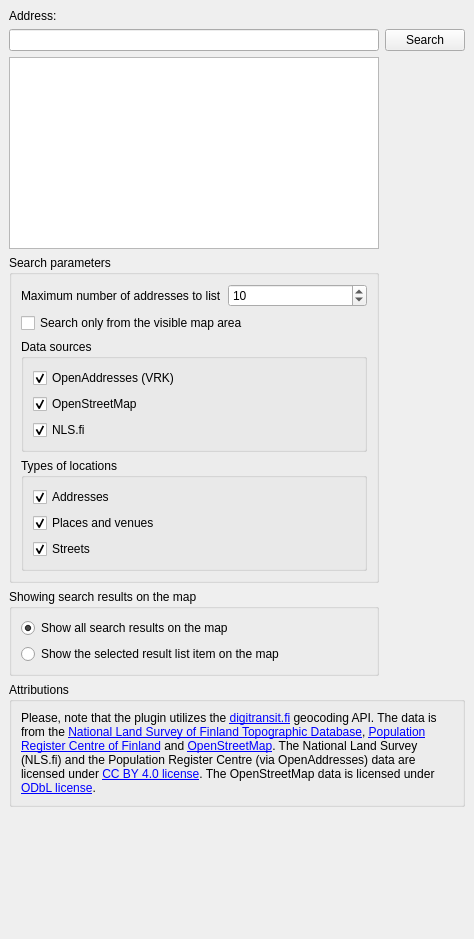
The window that digitransit_geocoder_dockwidget_base.ui (GispoCoding/QGISDigitransitGeocoding) describes before a commit, drawn with Qt 5.
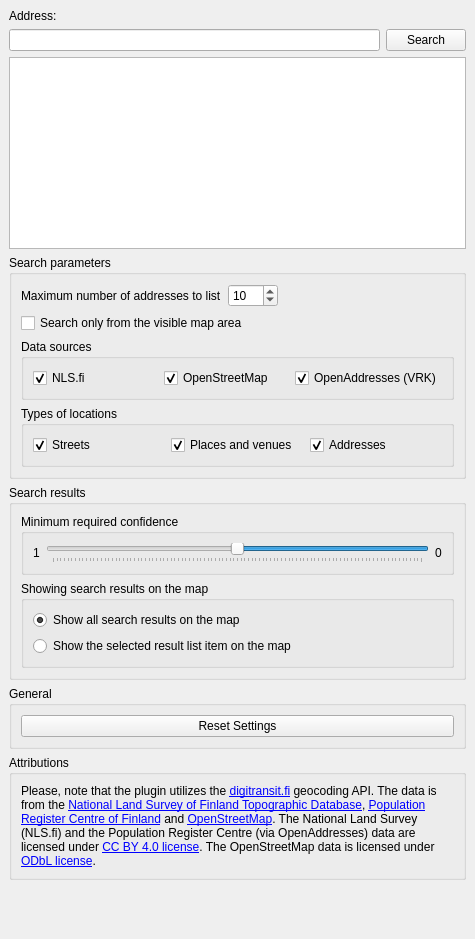
The same window after the commit.

Commit message: Add confidence setting and save the settings to the QGIS settings

The edit to the form file:
```diff
--- a/digitransit_geocoder_dockwidget_base.ui
+++ b/digitransit_geocoder_dockwidget_base.ui
@@ -6,7 +6,7 @@
    <rect>
     <x>0</x>
     <y>0</y>
-    <width>474</width>
+    <width>475</width>
     <height>939</height>
    </rect>
   </property>
@@ -24,20 +24,10 @@
         </property>
        </widget>
       </item>
-      <item row="1" column="1">
-       <widget class="QPushButton" name="pushButtonSearch">
-        <property name="text">
-         <string>Search</string>
-        </property>
-       </widget>
-      </item>
-      <item row="2" column="0">
+      <item row="6" column="0">
        <widget class="QListWidget" name="listWidgetGeocodingResults"/>
       </item>
-      <item row="1" column="0">
-       <widget class="QLineEdit" name="lineEditAddress"/>
-      </item>
-      <item row="3" column="0">
+      <item row="7" column="0">
        <widget class="QGroupBox" name="groupBox_2">
         <property name="title">
          <string>Search parameters</string>
@@ -54,11 +44,23 @@
            </item>
            <item row="0" column="1">
             <widget class="QSpinBox" name="spinBoxMaxResults">
+             <property name="sizePolicy">
+              <sizepolicy hsizetype="Preferred" vsizetype="Fixed">
+               <horstretch>0</horstretch>
+               <verstretch>0</verstretch>
+              </sizepolicy>
+             </property>
+             <property name="maximumSize">
+              <size>
+               <width>50</width>
+               <height>16777215</height>
+              </size>
+             </property>
              <property name="minimum">
               <number>1</number>
              </property>
              <property name="maximum">
-              <number>99</number>
+              <number>40</number>
              </property>
              <property name="value">
               <number>10</number>
@@ -79,27 +81,7 @@
            <property name="title">
             <string>Data sources</string>
            </property>
-           <layout class="QVBoxLayout" name="verticalLayout_3">
-            <item>
-             <widget class="QCheckBox" name="checkBoxOA">
-              <property name="text">
-               <string>OpenAddresses (VRK)</string>
-              </property>
-              <property name="checked">
-               <bool>true</bool>
-              </property>
-             </widget>
-            </item>
-            <item>
-             <widget class="QCheckBox" name="checkBoxOSM">
-              <property name="text">
-               <string>OpenStreetMap</string>
-              </property>
-              <property name="checked">
-               <bool>true</bool>
-              </property>
-             </widget>
-            </item>
+           <layout class="QHBoxLayout" name="horizontalLayout">
             <item>
              <widget class="QCheckBox" name="checkBoxNLS">
               <property name="text">
@@ -110,6 +92,26 @@
               </property>
              </widget>
             </item>
+            <item>
+             <widget class="QCheckBox" name="checkBoxOSM">
+              <property name="text">
+               <string>OpenStreetMap</string>
+              </property>
+              <property name="checked">
+               <bool>true</bool>
+              </property>
+             </widget>
+            </item>
+            <item>
+             <widget class="QCheckBox" name="checkBoxOA">
+              <property name="text">
+               <string>OpenAddresses (VRK)</string>
+              </property>
+              <property name="checked">
+               <bool>true</bool>
+              </property>
+             </widget>
+            </item>
            </layout>
           </widget>
          </item>
@@ -118,27 +120,7 @@
            <property name="title">
             <string>Types of locations</string>
            </property>
-           <layout class="QVBoxLayout" name="verticalLayout_4">
-            <item>
-             <widget class="QCheckBox" name="checkBoxSearchAddress">
-              <property name="text">
-               <string>Addresses</string>
-              </property>
-              <property name="checked">
-               <bool>true</bool>
-              </property>
-             </widget>
-            </item>
-            <item>
-             <widget class="QCheckBox" name="checkBoxSearchVenue">
-              <property name="text">
-               <string>Places and venues</string>
-              </property>
-              <property name="checked">
-               <bool>true</bool>
-              </property>
-             </widget>
-            </item>
+           <layout class="QHBoxLayout" name="horizontalLayout_2">
             <item>
              <widget class="QCheckBox" name="checkBoxSearchStreet">
               <property name="text">
@@ -149,42 +131,143 @@
               </property>
              </widget>
             </item>
+            <item>
+             <widget class="QCheckBox" name="checkBoxSearchVenue">
+              <property name="text">
+               <string>Places and venues</string>
+              </property>
+              <property name="checked">
+               <bool>true</bool>
+              </property>
+             </widget>
+            </item>
+            <item>
+             <widget class="QCheckBox" name="checkBoxSearchAddress">
+              <property name="text">
+               <string>Addresses</string>
+              </property>
+              <property name="checked">
+               <bool>true</bool>
+              </property>
+             </widget>
+            </item>
            </layout>
           </widget>
          </item>
         </layout>
        </widget>
       </item>
-      <item row="4" column="0">
-       <widget class="QGroupBox" name="groupBox">
+      <item row="2" column="0">
+       <layout class="QHBoxLayout" name="horizontalLayout_3">
+        <item>
+         <widget class="QLineEdit" name="lineEditAddress"/>
+        </item>
+        <item>
+         <widget class="QPushButton" name="pushButtonSearch">
+          <property name="text">
+           <string>Search</string>
+          </property>
+         </widget>
+        </item>
+       </layout>
+      </item>
+      <item row="8" column="0">
+       <widget class="QGroupBox" name="groupBox_6">
         <property name="title">
-         <string>Showing search results on the map</string>
+         <string>Search results</string>
         </property>
-        <layout class="QVBoxLayout" name="verticalLayout">
+        <layout class="QVBoxLayout" name="verticalLayout_3">
          <item>
-          <widget class="QRadioButton" name="radioButtonResultsShowAll">
-           <property name="text">
-            <string>Show all search results on the map</string>
+          <widget class="QGroupBox" name="groupBox_7">
+           <property name="title">
+            <string>Minimum required confidence</string>
            </property>
-           <property name="checked">
-            <bool>true</bool>
+           <layout class="QHBoxLayout" name="horizontalLayout_4">
+            <item>
+             <widget class="QLabel" name="label_4">
+              <property name="text">
+               <string>1</string>
+              </property>
+             </widget>
+            </item>
+            <item>
+             <widget class="QSlider" name="horizontalSliderMinimumConfidenceValue">
+              <property name="maximum">
+               <number>100</number>
+              </property>
+              <property name="value">
+               <number>50</number>
+              </property>
+              <property name="orientation">
+               <enum>Qt::Horizontal</enum>
+              </property>
+              <property name="invertedAppearance">
+               <bool>true</bool>
+              </property>
+              <property name="tickPosition">
+               <enum>QSlider::TicksBelow</enum>
+              </property>
+             </widget>
+            </item>
+            <item>
+             <widget class="QLabel" name="label_5">
+              <property name="text">
+               <string>0</string>
+              </property>
+             </widget>
+            </item>
+           </layout>
+          </widget>
+         </item>
+         <item>
+          <widget class="QGroupBox" name="groupBox">
+           <property name="title">
+            <string>Showing search results on the map</string>
            </property>
-           <attribute name="buttonGroup">
-            <string notr="true">buttonGroup</string>
-           </attribute>
+           <layout class="QVBoxLayout" name="verticalLayout">
+            <item>
+             <widget class="QRadioButton" name="radioButtonResultsShowAll">
+              <property name="text">
+               <string>Show all search results on the map</string>
+              </property>
+              <property name="checked">
+               <bool>true</bool>
+              </property>
+              <attribute name="buttonGroup">
+               <string notr="true">buttonGroup</string>
+              </attribute>
+             </widget>
+            </item>
+            <item>
+             <widget class="QRadioButton" name="radioButtonResultsShowSelected">
+              <property name="text">
+               <string>Show the selected result list item on the map</string>
+              </property>
+              <property name="checked">
+               <bool>false</bool>
+              </property>
+              <attribute name="buttonGroup">
+               <string notr="true">buttonGroup</string>
+              </attribute>
+             </widget>
+            </item>
+           </layout>
           </widget>
          </item>
+        </layout>
+       </widget>
+      </item>
+      <item row="9" column="0">
+       <widget class="QGroupBox" name="groupBox_8">
+        <property name="title">
+         <string>General</string>
+        </property>
+        <layout class="QVBoxLayout" name="verticalLayout_4">
          <item>
-          <widget class="QRadioButton" name="radioButtonResultsShowSelected">
+          <widget class="QPushButton" name="pushButtonReset">
            <property name="text">
-            <string>Show the selected result list item on the map</string>
+            <string>Reset Settings</string>
            </property>
-           <property name="checked">
-            <bool>false</bool>
-           </property>
-           <attribute name="buttonGroup">
-            <string notr="true">buttonGroup</string>
-           </attribute>
           </widget>
          </item>
         </layout>
@@ -192,7 +275,7 @@
       </item>
      </layout>
     </item>
-    <item row="1" column="0">
+    <item row="2" column="0">
      <widget class="QGroupBox" name="groupBox_5">
       <property name="title">
        <string>Attributions</string>
@@ -211,7 +294,7 @@
       </layout>
      </widget>
     </item>
-    <item row="2" column="0">
+    <item row="3" column="0">
      <spacer name="verticalSpacer">
       <property name="orientation">
        <enum>Qt::Vertical</enum>
```
Left out of the diff: 6 changed lines with no effect on the pictures. The commit also changes 4 other files.
